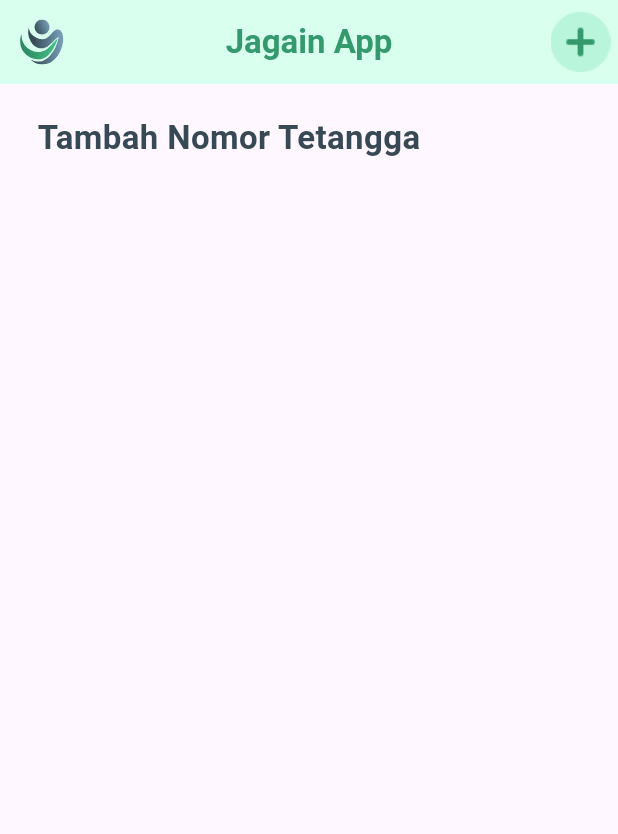
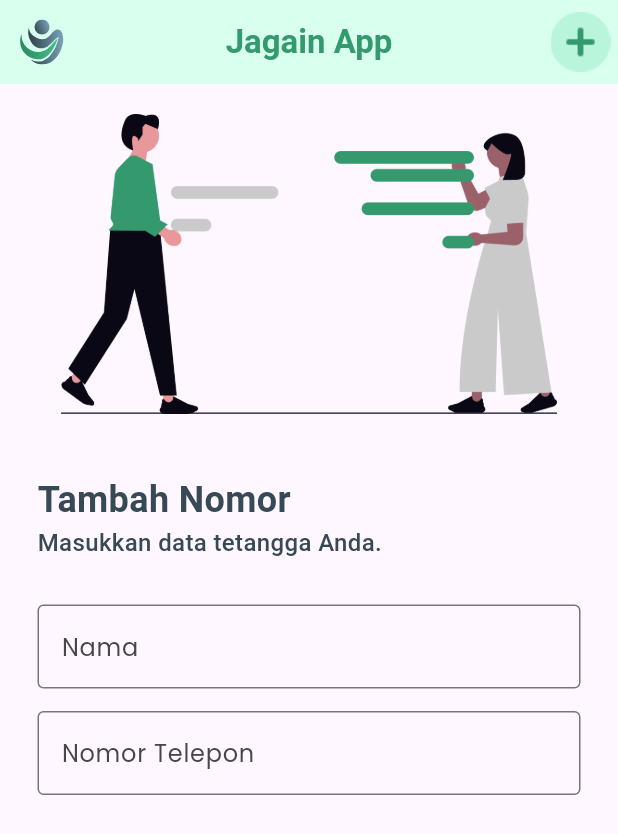
Before and after one commit to justrrio/jagain, a Flutter app: the WhatsappPage screen opened directly, on a phone screen of 412 x 824 dp. Shown: the top 834 px of the screen. Run offline on Flutter 3.47's test engine with Material 3 defaults, Android fonts, the light colour scheme and no system bars; our stand-ins replace flutter_svg; Roboto replaces fonts that are missing (Poppins-Bold, Poppins-Medium, Poppins-SemiBold).

Commit message:
Design whatsapp page

```diff
--- a/lib/pages/whatsapp.dart
+++ b/lib/pages/whatsapp.dart
@@ -10,11 +10,20 @@ class WhatsappPage extends StatelessWidget {
         appBar: appBar(context),
         body: Column(children: <Widget>[
           Container(
+            margin: EdgeInsets.only(left: 0, top: 20, right: 0, bottom: 20),
+            child: Image.asset(
+              "assets/images/WhatsApp Image.png",
+              width: MediaQuery.of(context).size.width -
+                  40, // Lebar layar dikurangi 40 pixels
+              height: 200,
+            ),
+          ),
+          Container(
             margin: const EdgeInsets.only(
               left: 0,
               top: 20,
               right: 0,
-              bottom: 20,
+              bottom: 0,
             ),
             padding: const EdgeInsets.only(
               left: 25,
@@ -23,14 +32,60 @@ class WhatsappPage extends StatelessWidget {
               bottom: 0,
             ),
             alignment: Alignment.centerLeft,
-            child: Text(
-              "Tambah Nomor Tetangga",
-              style: TextStyle(
-                fontFamily: "Poppins-SemiBold",
-                fontSize: 22,
-                fontWeight: FontWeight.w600,
-                color: Color(0xff364954),
-              ),
+            child: Column(
+              crossAxisAlignment: CrossAxisAlignment.start,
+              children: [
+                Text(
+                  "Tambah Nomor",
+                  style: TextStyle(
+                    fontFamily: "Poppins-Bold",
+                    fontSize: 24,
+                    fontWeight: FontWeight.w700,
+                    color: Color(0xff364954),
+                  ),
+                ),
+                Text(
+                  "Masukkan data tetangga Anda.",
+                  style: TextStyle(
+                    fontFamily: "Poppins-Medium",
+                    fontSize: 16,
+                    fontWeight: FontWeight.w500,
+                    color: Color(0xff364954),
+                  ),
+                ),
+              ],
+            ),
+          ),
+          Container(
+            margin: const EdgeInsets.only(
+              left: 0,
+              top: 30,
+              right: 0,
+              bottom: 0,
+            ),
+            padding: const EdgeInsets.only(
+              left: 25,
+              top: 0,
+              right: 25,
+              bottom: 0,
+            ),
+            alignment: Alignment.centerLeft,
+            child: Column(
+              crossAxisAlignment: CrossAxisAlignment.start,
+              mainAxisAlignment: MainAxisAlignment.spaceBetween,
+              children: <Widget>[
+                TextField(
+                  decoration: InputDecoration(
+                    border: OutlineInputBorder(),
+                    hintText: "Nama",
+                  ),
+                ),
+                SizedBox(height: 15),
+                TextField(
+                  decoration: InputDecoration(
+                      border: OutlineInputBorder(), hintText: "Nomor Telepon"),
+                ),
+              ],
             ),
           )
         ]));
--- a/pubspec.yaml
+++ b/pubspec.yaml
@@ -60,6 +60,7 @@ flutter:
   # To add assets to your application, add an assets section, like this:
   assets:
     - assets/icons/
+    - assets/images/
   #   - images/a_dot_ham.jpeg
 
   # An image asset can refer to one or more resolution-specific "variants", see
```
Also changed, not shown: assets/images/WhatsApp Image.png (added).
